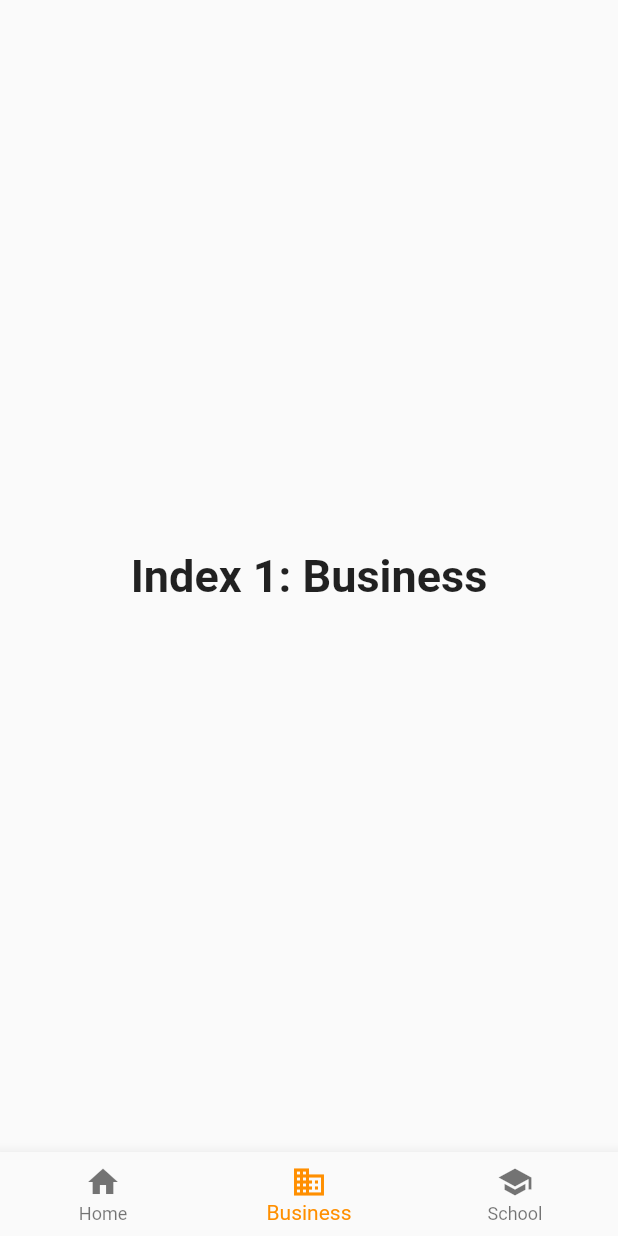
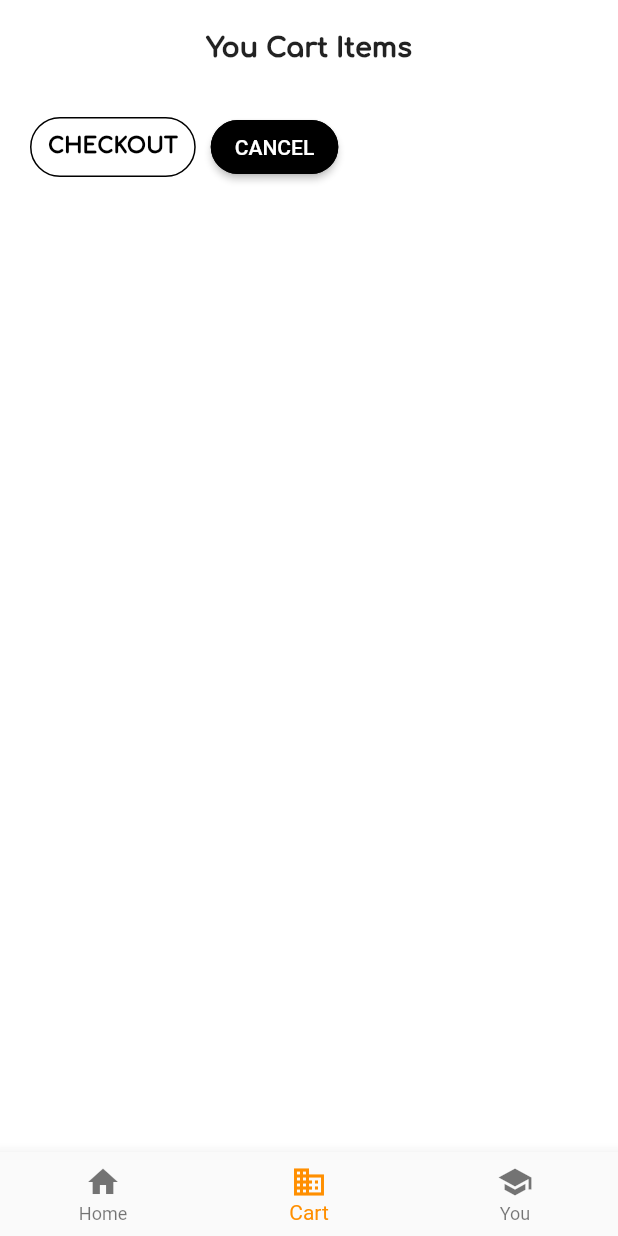
Before and after one commit to mariaInvozone/flutter, a Flutter app: the MyStatefulWidget screen opened directly, item 2 of the bottom bar chosen, on a phone screen of 412 x 824 dp. Run offline on Flutter 3.47's test engine with Material 2 defaults, Android fonts, the phone set to English and light mode, and no system bars; our stand-ins replace flutter_spinkit, get; missing offline and left inert: counter; network calls fail.

Commit message:
cart added

```diff
--- /dev/null
+++ b/lib/pages/cart.dart
@@ -0,0 +1,204 @@
+import 'package:flutter/material.dart';
+import 'package:world_time_pro/pages/all_products.dart';
+import 'package:world_time_pro/services/my_controller.dart';
+//import 'package:world_time_pro/pages/home.dart';
+import 'home.dart';
+import 'package:world_time_pro/services/world_time.dart';
+import 'package:get/get.dart';
+import 'package:world_time_pro/models/product_model.dart';
+import 'package:flutter/services.dart';
+import 'package:world_time_pro/commonmodule/AppString.dart';
+import 'package:world_time_pro/product_controller.dart';
+
+class Cart extends StatefulWidget {
+  const Cart({Key? key}) : super(key: key);
+
+  @override
+  State<Cart> createState() => _ChooseLocationState();
+}
+
+class _ChooseLocationState extends State<Cart> {
+
+
+
+
+  @override
+
+  final ProductController productController =Get.put(ProductController());
+
+  void initState() {
+    super.initState();
+    print('init state runs');
+    // products[0].getProducts();
+  }
+
+  Widget build(BuildContext context) {
+
+    return Scaffold(
+
+      resizeToAvoidBottomInset: false,
+      backgroundColor: Colors.white,
+      //
+      body: SafeArea(
+        child:
+
+
+
+                Column(
+                  children: [
+                    Center(
+                      child: Padding(
+                        padding: const EdgeInsets.fromLTRB(12.0, 22.0, 12.0, 12.0),
+                        child: Text(
+                          'You Cart Items',
+
+                          style: const TextStyle(
+
+                              fontFamily: 'Comforta',
+                              fontWeight: FontWeight.w900,
+                              fontSize: 18.0),
+                        ),
+                      ),
+                    ),
+                    GetBuilder<AddToCartVM>(
+                      // specify type as Controller
+                      //  init: AddToCartVM(), // intialize with the Controller
+                      builder: (value) =>Container(
+                        // height: 50,
+                        // width: 50,
+                        child: ListView.builder(
+                            shrinkWrap: true,
+                            physics: NeverScrollableScrollPhysics(),
+                            itemCount: value.pp.length,
+                            //  itemCount: value.lst.length,
+                            itemBuilder: (BuildContext context, int index) {
+                              return     ListTile(title:Row(
+                                mainAxisAlignment: MainAxisAlignment.spaceBetween,
+
+                                children: [
+                                  Text("${value.lst[index]?.title}",
+                                    style: const TextStyle(
+
+                                        fontFamily: 'Comforta',
+                                        fontWeight: FontWeight.w500,
+                                        fontSize: 15.0),
+                                  ),
+                                  Text("${value.pp[index]?.quan}",
+                                    style: const TextStyle(
+
+                                        fontFamily: 'Comforta',
+                                        fontWeight: FontWeight.w500,
+                                        fontSize: 15.0),
+                                  ),
+                                  InkWell(
+                                    onTap: (){
+                                      value.del(index);
+                                      // Get.changeTheme(ThemeData.dark());
+                                    },
+                                    child: Icon(Icons.delete,
+                                        color: Colors.blue, size: 25
+                                    ),
+                                  ),
+
+                                ],
+                              ),
+                              );
+                            }
+                        ),
+                      ),
+                    ),
+
+                    Row(
+
+                      children: [
+
+
+
+
+                                Padding(
+                                  padding: const EdgeInsets.all(20.0),
+                                  child: Row(
+                                      mainAxisAlignment: MainAxisAlignment.center,
+                                      children: [
+                                        TextButton(
+                                            child: Text(
+                                                "Checkout".toUpperCase(),
+                                                style: TextStyle(fontSize: 14,
+                                                  fontFamily: 'Comforta',
+                                                  fontWeight: FontWeight.w900,
+                                                )
+                                            ),
+                                            style: ButtonStyle(
+                                                padding: MaterialStateProperty.all<EdgeInsets>(EdgeInsets.all(12)),
+                                                foregroundColor: MaterialStateProperty.all<Color>(Colors.black),
+                                                shape: MaterialStateProperty.all<RoundedRectangleBorder>(
+                                                    RoundedRectangleBorder(
+                                                        borderRadius: BorderRadius.circular(20.0),
+                                                        side: BorderSide(color: Colors.black)
+                                                    )
+                                                )
+                                            ),
+                                            onPressed: () =>{
+                                              Get.back(),
+                                              Get.snackbar(
+                                                "",
+                                                "",
+                                                isDismissible: true,
+                                                dismissDirection: DismissDirection.horizontal,
+                                                titleText:Text( "Order Placed Successful",
+                                                  style: TextStyle(color: Colors.black,
+                                                    fontFamily: 'Comforta',
+                                                    fontWeight: FontWeight.w900,
+                                                  ),),
+                                                //vg leftBarIndicatorColor: Colors.black,
+                                                messageText:Text("Happy Shopping",
+                                                  style: TextStyle(color: Colors.black,
+                                                    fontFamily: 'Comforta',
+
+                                                  ),
+                                                ),
+                                                colorText: Colors.white,
+                                                backgroundColor: Colors.grey[400],
+                                                icon: const Icon(Icons.price_change),
+                                                snackPosition: SnackPosition.BOTTOM,
+                                              ),
+                                            }
+                                        ),
+                                        SizedBox(width: 10),
+                                        ElevatedButton(
+                                            child: Text(
+                                                "Cancel".toUpperCase(),
+                                                style: TextStyle(fontSize: 14)
+                                            ),
+                                            style: ButtonStyle(
+                                                foregroundColor: MaterialStateProperty.all<Color>(Colors.white),
+                                                backgroundColor: MaterialStateProperty.all<Color>(Colors.black),
+                                                shape: MaterialStateProperty.all<RoundedRectangleBorder>(
+                                                    RoundedRectangleBorder(
+                                                        borderRadius: BorderRadius.circular(20.0),
+                                                        side: BorderSide(color: Colors.black)
+                                                    )
+                                                )
+                                            ),
+                                            onPressed: () =>{Get.back()}
+                                        )
+                                      ]
+                                  ),
+                                ),
+
+
+
+
+
+                      ],
+                    ),
+                  ],
+                ),
+
+      ),
+
+    );
+
+
+  }
+}
--- a/lib/pages/choose_location.dart
+++ b/lib/pages/choose_location.dart
@@ -2,6 +2,7 @@
 
 import 'package:flutter/material.dart';
 import 'package:world_time_pro/pages/all_products.dart';
+import 'package:world_time_pro/pages/cart.dart';
 import 'package:world_time_pro/pages/products_listing.dart';
 
 class ChooseLocation extends StatelessWidget {
@@ -31,12 +32,9 @@ class _MyStatefulWidgetState extends State<MyStatefulWidget> {
   TextStyle(fontSize: 30, fontWeight: FontWeight.bold);
   static const List<Widget> _widgetOptions = <Widget>[
     ProductsList(),
+    Cart(),
     Text(
-      'Index 1: Business',
-      style: optionStyle,
-    ),
-    Text(
-      'Index 2: School',
+      'Me',
       style: optionStyle,
     ),
   ];
@@ -64,11 +62,11 @@ class _MyStatefulWidgetState extends State<MyStatefulWidget> {
           ),
           BottomNavigationBarItem(
             icon: Icon(Icons.business),
-            label: 'Business',
+            label: 'Cart',
           ),
           BottomNavigationBarItem(
             icon: Icon(Icons.school),
-            label: 'School',
+            label: 'You',
           ),
         ],
         currentIndex: _selectedIndex,
```
